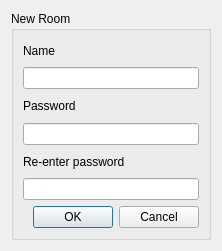
First picture: the form in desktop/gui/createroomdialog.ui, repository LuxoftLab/ShareClipboard, before the edit.
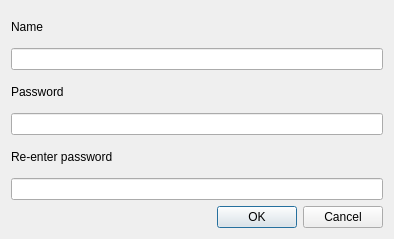
Second picture: the form after the edit.

Commit message: [untested over network] create room, connect room and delete room stable

Patch:
```diff
--- a/desktop/gui/createroomdialog.ui
+++ b/desktop/gui/createroomdialog.ui
@@ -6,19 +6,13 @@
    <rect>
     <x>0</x>
     <y>0</y>
-    <width>222</width>
-    <height>251</height>
+    <width>394</width>
+    <height>239</height>
    </rect>
   </property>
   <property name="windowTitle">
    <string>Dialog</string>
   </property>
-  <layout class="QVBoxLayout" name="verticalLayout_3">
-   <item>
-    <widget class="QGroupBox" name="groupBox">
-     <property name="title">
-      <string>New Room</string>
-     </property>
      <layout class="QVBoxLayout" name="verticalLayout_2">
       <item>
        <layout class="QVBoxLayout" name="verticalLayout">
@@ -71,9 +65,6 @@
          </widget>
         </item>
        </layout>
-      </item>
-     </layout>
-    </widget>
    </item>
   </layout>
  </widget>
```
Lines whose indentation alone changed are shown as unchanged. The commit also changes 10 other files.
